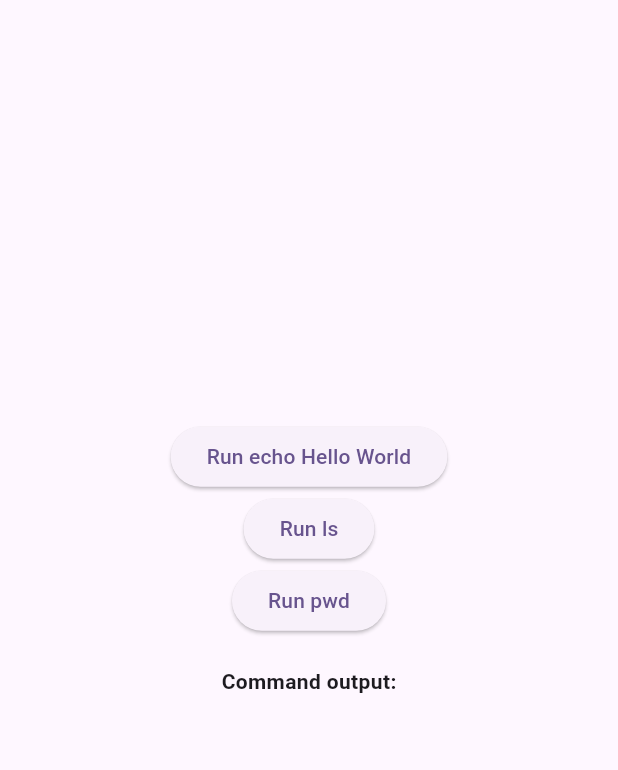
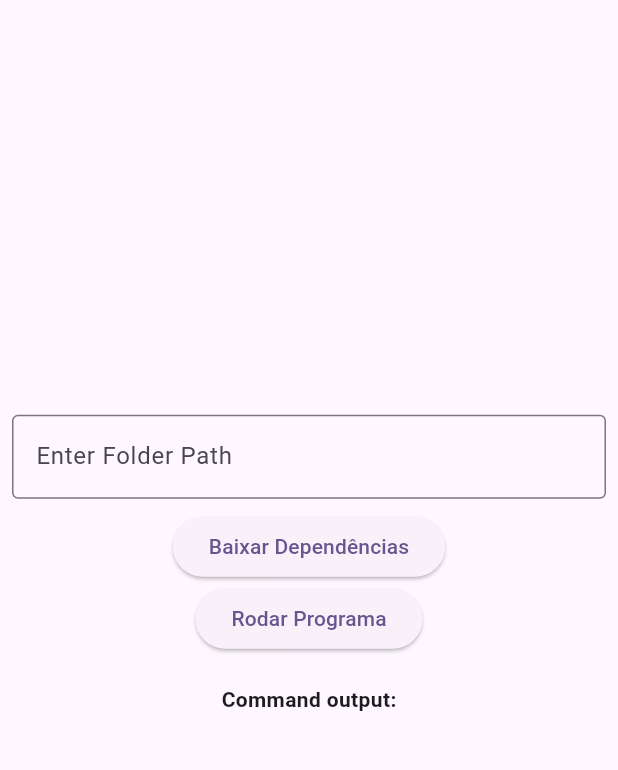
Before and after one commit to gabriel-batistuta/avec_app, a Flutter app: the screen it shows after launch, on a phone screen of 412 x 824 dp, the part 84-854 px from its top. Run offline on Flutter 3.47's test engine with Material 3 defaults, Android fonts, the phone set to English and light mode, and no system bars; our stand-ins replace shared_preferences; missing offline and left inert: process_run.

Commit message:
added buttons of dependencies and run program

```diff
--- a/lib/main.dart
+++ b/lib/main.dart
@@ -1,6 +1,7 @@
 import 'package:flutter/material.dart';
 import 'package:process_run/shell.dart';
 import 'dart:async';
+import 'package:shared_preferences/shared_preferences.dart'; // Importando shared_preferences
 
 void main() {
   runApp(const MyApp());
@@ -32,17 +33,38 @@ class MyHomePage extends StatefulWidget {
 }
 
 class _MyHomePageState extends State<MyHomePage> {
-  String _output = ''; // To store the current line being displayed
-  List<String> _outputLines = []; // To store the entire output
-  int _currentLineIndex = 0; // To track the current line being displayed
-  Timer? _timer; // Timer to update the UI progressively
+  String _output = ''; // Para armazenar a saída do comando
+  List<String> _outputLines = []; // Para armazenar a saída completa
+  int _currentLineIndex = 0; // Para controlar a linha atual sendo exibida
+  Timer? _timer; // Timer para atualizar a UI progressivamente
 
-  // Function to execute a shell command and update the UI with the result
+  String _folderPath = ''; // Para armazenar o caminho da pasta
+  final TextEditingController _folderPathController = TextEditingController();
+
+  @override
+  void initState() {
+    super.initState();
+    _loadSavedFolderPath(); // Carregar o caminho salvo quando o app iniciar
+  }
+
+  Future<void> _loadSavedFolderPath() async {
+    SharedPreferences prefs = await SharedPreferences.getInstance();
+    setState(() {
+      _folderPath = prefs.getString('folderPath') ?? ''; // Carregar o caminho salvo
+      _folderPathController.text = _folderPath; // Atualizar o campo de texto com o valor salvo
+    });
+  }
+
+  Future<void> _saveFolderPath(String path) async {
+    SharedPreferences prefs = await SharedPreferences.getInstance();
+    await prefs.setString('folderPath', path); // Salvar o caminho da pasta
+  }
+
   Future<void> _runCommand(String command) async {
     var shell = Shell();
     try {
       var result = await shell.run(command);
-      _outputLines = result.outText.split('\n'); // Split output by lines
+      _outputLines = result.outText.split('\n'); // Dividir a saída por linhas
       _startDisplayingOutput();
     } catch (e) {
       setState(() {
@@ -51,29 +73,52 @@ class _MyHomePageState extends State<MyHomePage> {
     }
   }
 
-  // Function to display the output line by line, progressively
   void _startDisplayingOutput() {
     _currentLineIndex = 0;
     _output = '';
 
-    _timer?.cancel(); // Cancel any existing timer
+    _timer?.cancel(); // Cancelar qualquer timer existente
 
-    // Start a new timer that updates the displayed line every 500ms
     _timer = Timer.periodic(const Duration(milliseconds: 500), (timer) {
       if (_currentLineIndex < _outputLines.length) {
         setState(() {
-          _output = _outputLines[_currentLineIndex]; // Update the output with the current line
+          _output = _outputLines[_currentLineIndex]; // Atualizar a saída com a linha atual
         });
         _currentLineIndex++;
       } else {
-        timer.cancel(); // Stop the timer when all lines have been displayed
+        timer.cancel(); // Parar o timer quando todas as linhas forem exibidas
       }
     });
   }
 
+  // Função para baixar dependências
+  Future<void> _downloadDependencies() async {
+    if (_folderPath.isNotEmpty) {
+      String command = 'pip install -r $_folderPath/requirements.txt';
+      await _runCommand(command); // Rodar o comando e exibir a saída
+    } else {
+      setState(() {
+        _output = 'Please enter a valid folder path.';
+      });
+    }
+  }
+
+  // Função para rodar o programa
+  Future<void> _runProgram() async {
+    if (_folderPath.isNotEmpty) {
+      String command = 'python -u $_folderPath/main.py';
+      await _runCommand(command); // Rodar o comando e exibir a saída
+    } else {
+      setState(() {
+        _output = 'Please enter a valid folder path.';
+      });
+    }
+  }
+
   @override
   void dispose() {
-    _timer?.cancel(); // Dispose of the timer when the widget is destroyed
+    _timer?.cancel();
+    _folderPathController.dispose();
     super.dispose();
   }
 
@@ -88,17 +133,29 @@ class _MyHomePageState extends State<MyHomePage> {
         child: Column(
           mainAxisAlignment: MainAxisAlignment.center,
           children: <Widget>[
-            ElevatedButton(
-              onPressed: () => _runCommand('echo Hello World'),
-              child: const Text('Run echo Hello World'),
+            Padding(
+              padding: const EdgeInsets.all(8.0),
+              child: TextField(
+                controller: _folderPathController,
+                decoration: const InputDecoration(
+                  labelText: 'Enter Folder Path',
+                  border: OutlineInputBorder(),
+                ),
+                onSubmitted: (value) {
+                  setState(() {
+                    _folderPath = value;
+                  });
+                  _saveFolderPath(value); // Salvar o caminho quando o usuário der enter
+                },
+              ),
             ),
             ElevatedButton(
-              onPressed: () => _runCommand('ls'),
-              child: const Text('Run ls'),
+              onPressed: _downloadDependencies, // Chama a função de baixar dependências
+              child: const Text('Baixar Dependências'),
             ),
             ElevatedButton(
-              onPressed: () => _runCommand('pwd'),
-              child: const Text('Run pwd'),
+              onPressed: _runProgram, // Chama a função de rodar o programa
+              child: const Text('Rodar Programa'),
             ),
             const SizedBox(height: 20),
             const Text(
--- a/pubspec.yaml
+++ b/pubspec.yaml
@@ -31,7 +31,7 @@ dependencies:
   flutter:
     sdk: flutter
   process_run: ^0.12.1+1
-
+  shared_preferences: ^2.0.11
 
   # The following adds the Cupertino Icons font to your application.
   # Use with the CupertinoIcons class for iOS style icons.
```
Also changed, not shown: pubspec.lock, 1 other file.
